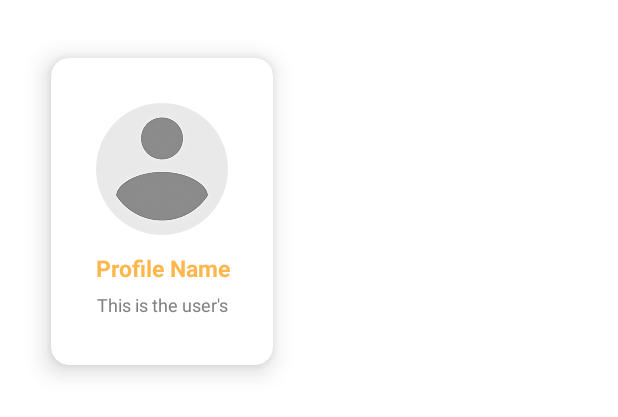
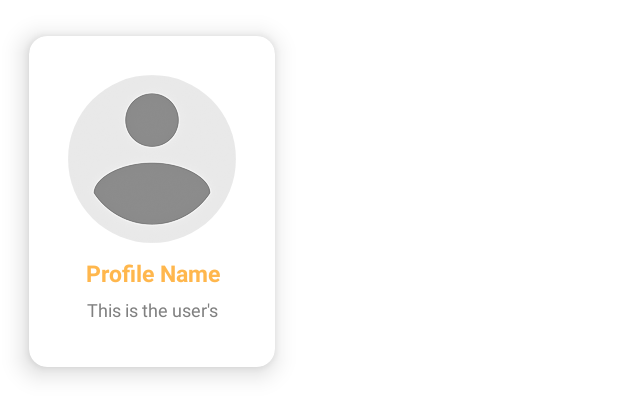
Before and after one commit to iampriteshkumar/Lets-Chat-App-from-Android-Studio-Integration, an Android app: the layout item_profile.xml on its own in the app's theme, with its tools: preview values and no code run, on a phone screen of 412 x 824 dp. Shown: the top 417 px of the screen. Run offline under Robolectric (Android 15) with nearby library versions, the phone set to English and light mode, and no system bars.

Commit message:
Profile Image Visible & Message scroll to End.

```diff
--- a/app/src/main/AndroidManifest.xml
+++ b/app/src/main/AndroidManifest.xml
@@ -1,6 +1,8 @@
 <?xml version="1.0" encoding="utf-8"?>
 <manifest xmlns:android="http://schemas.android.com/apk/res/android"
     xmlns:tools="http://schemas.android.com/tools">
+
+    <uses-permission android:name="android.permission.INTERNET"/>
 
     <application
         android:allowBackup="true"
@@ -13,6 +15,7 @@
         tools:targetApi="31">
         <activity
             android:name=".ChatActivity"
+            android:windowSoftInputMode="adjustPan"
             android:exported="false" />
         <activity
             android:name=".SetupProfileActivity"
--- a/app/src/main/java/com/droidappproject/letschat/ChatActivity.kt
+++ b/app/src/main/java/com/droidappproject/letschat/ChatActivity.kt
@@ -84,6 +84,8 @@ class ChatActivity : AppCompatActivity() {
 
         binding!!.recyclerView.layoutManager = LinearLayoutManager(this@ChatActivity)
         binding!!.recyclerView.adapter = adapter
+
+
         database!!.reference.child("chats")
             .child(senderRoom!!)
             .child("message")
@@ -95,6 +97,9 @@ class ChatActivity : AppCompatActivity() {
                         message!!.messageId = snapshot1.key
                         messages!!.add(message)
 
+                    }
+                    messages?.let {
+                        binding!!.recyclerView.scrollToPosition(it.size -1)
                     }
                     adapter!!.notifyDataSetChanged()
                 }
--- a/app/src/main/java/com/droidappproject/letschat/MainActivity.kt
+++ b/app/src/main/java/com/droidappproject/letschat/MainActivity.kt
@@ -3,6 +3,7 @@ package com.droidappproject.letschat
 import android.app.ProgressDialog
 import androidx.appcompat.app.AppCompatActivity
 import android.os.Bundle
+import android.util.Log
 import androidx.recyclerview.widget.GridLayoutManager
 import com.droidappproject.letschat.adapter.UserAdapter
 import com.droidappproject.letschat.databinding.ActivityMainBinding
@@ -50,6 +51,7 @@ class MainActivity : AppCompatActivity() {
             override fun onDataChange(snapshot: DataSnapshot) {
                 users!!.clear()
                 for (snapshot1 in snapshot.children) {
+                    Log.d("USER_DATA", "onDataChange: $snapshot1")
                     val user: User? = snapshot1.getValue(User::class.java)
                     if (!user!!.uid.equals(FirebaseAuth.getInstance().uid)) users!!.add(user)
                 }
--- a/app/src/main/res/layout/activity_chat.xml
+++ b/app/src/main/res/layout/activity_chat.xml
@@ -65,7 +65,7 @@
                     android:textSize="14sp"
                     android:textAlignment="textStart"
                     android:visibility="invisible"
-                    android:textStyle="bold|normal"
+                    android:textStyle="normal"
                     android:layout_width="wrap_content"
                     android:layout_height="wrap_content"/>
 
@@ -96,7 +96,6 @@
         android:id="@+id/linear02"
         android:background="@drawable/background_shape"
         android:backgroundTint="@color/msgBox"
-        android:layout_above="@id/linear01"
         android:layout_alignParentBottom="true"
         android:orientation="horizontal"
         android:weightSum="2"
--- a/app/src/main/res/layout/item_profile.xml
+++ b/app/src/main/res/layout/item_profile.xml
@@ -8,13 +8,13 @@
     xmlns:card_view="http://schemas.android.com/tools"
     app:cardCornerRadius="12dp"
     app:cardElevation="10dp"
-    android:layout_margin="20dp"
+    android:layout_margin="5dp"
     app:cardUseCompatPadding="true"
     card_view:cardCornerRadius="5dp">
 
     <LinearLayout
         android:orientation="vertical"
-        android:padding="14dp"
+        android:padding="12dp"
         android:layout_margin="10dp"
         android:layout_width="wrap_content"
         android:layout_height="wrap_content">
@@ -22,9 +22,9 @@
         <de.hdodenhof.circleimageview.CircleImageView
             android:id="@+id/profile"
             android:src="@drawable/ic_avatar"
-            android:padding="6dp"
-            android:layout_width="100dp"
-            android:layout_height="100dp"/>
+            android:padding="4dp"
+            android:layout_width="120dp"
+            android:layout_height="120dp"/>
 
         <LinearLayout
             android:orientation="vertical"
--- a/build.gradle
+++ b/build.gradle
@@ -22,7 +22,7 @@ buildscript {
         classpath 'com.google.gms:google-services:4.3.15'
 
         // Add the dependency for the Crashlytics Gradle plugin
-        classpath 'com.google.firebase:firebase-crashlytics-gradle:2.9.4'
+        classpath 'com.google.firebase:firebase-crashlytics-gradle:2.9.5'
 
 //        classpath "org.jetbrains.kotlin:kotlin-gradle-plugin:$kotlin_version"
     }
```
Also changed, not shown: app/src/main/java/com/droidappproject/letschat/SetupProfileActivity.kt (+10 -2 lines), app/src/main/java/com/droidappproject/letschat/adapter/UserAdapter.kt (+7 -1 lines).
